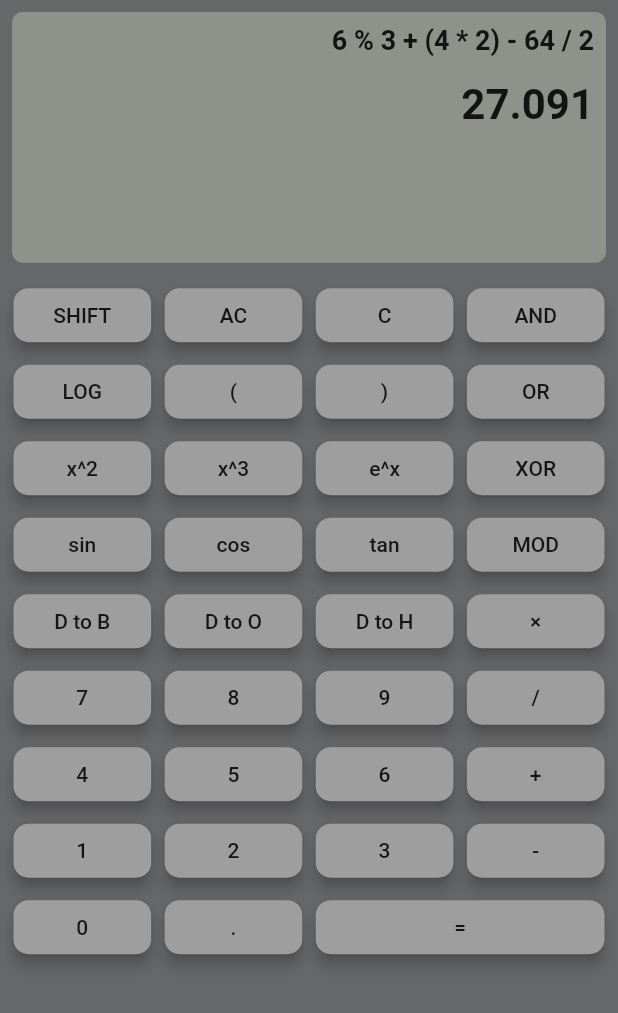
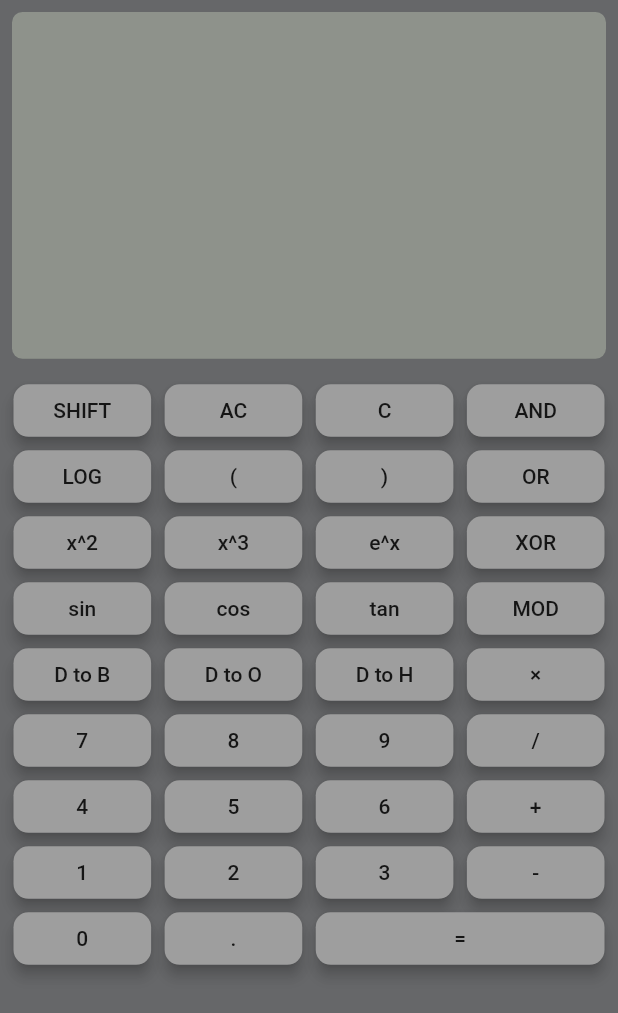
Before and after one commit to uditswaroopa/bluebirds, a Flutter app: the screen it shows after launch, on a phone screen of 412 x 824 dp. Shown: the top 1013 px of the screen. Run offline on Flutter 3.47's test engine with Material 2 defaults, Android fonts, the phone set to English and light mode, and no system bars; Roboto replaces fonts that are missing (digital).

Commit message:
12th of September,2020

```diff
--- a/lib/button.dart
+++ b/lib/button.dart
@@ -1,8 +1,9 @@
 import 'package:flutter/material.dart';
 
 class Button extends StatelessWidget {
-  final String s; // s = '='
-  Button(this.s);
+  final String s;
+  final Function function;
+  Button(this.s,this.function);
 
 //width = 740 - 16 = 624/4 = 131
   @override
@@ -11,9 +12,12 @@ class Button extends StatelessWidget {
     return Center(
       child: Container(
           width: s == '=' ? breadth * 2 + 9 : breadth,
-          margin: EdgeInsets.fromLTRB(9, 3, 0, 0),
+          height: 35,
+          margin: EdgeInsets.fromLTRB(9, 9, 0, 0),
           child: RaisedButton(
-            onPressed: () {},
+            onPressed: () {
+              function(s);
+            },
             shape: RoundedRectangleBorder(
                 borderRadius: BorderRadius.circular(10.0),
             ),
--- a/lib/buttons.dart
+++ b/lib/buttons.dart
@@ -6,17 +6,17 @@ class Buttons extends StatelessWidget {
   final String b2;
   final String b3;
   final String b4;
-
-  Buttons({this.b1,this.b2,this.b3,this.b4});
+  final Function func;
+  Buttons({this.b1,this.b2,this.b3,this.b4,this.func});
 
   @override
   Widget build(BuildContext context) {
     return Row(
       children: <Widget>[
-        Button(b1),
-        Button(b2),
-        Button(b3),
-        Button(b4),
+        Button(b1,func),
+        Button(b2,func),
+        Button(b3,func),
+        Button(b4,func),
       ],
     );
   }
--- a/lib/display.dart
+++ b/lib/display.dart
@@ -1,11 +1,16 @@
+import 'package:bluebirds/model.dart';
 import 'package:flutter/material.dart';
 
 class LCD extends StatefulWidget {
+  final Model object;
+  LCD(this.object);
   @override
-  _LCDState createState() => _LCDState();
+  _LCDState createState() => _LCDState(object);
 }
 
 class _LCDState extends State<LCD> {
+  Model object;
+  _LCDState(this.object);
   @override
   Widget build(BuildContext context) {
     return SafeArea(
@@ -20,7 +25,7 @@ class _LCDState extends State<LCD> {
             Padding(
               padding: const EdgeInsets.all(8.0),
               child: Text(
-                '6 % 3 + (4 * 2) - 64 / 2',
+                object.history,
                 style: TextStyle(
                     fontFamily: 'digital',
                     fontSize: 18,
@@ -30,7 +35,7 @@ class _LCDState extends State<LCD> {
             Padding(
               padding: const EdgeInsets.fromLTRB(3, 8, 8, 3),
               child: Text(
-                '27.091',
+                object.expression,
                 style: TextStyle(
                     fontFamily: 'digital',
                     fontSize: 28,
--- /dev/null
+++ b/lib/model.dart
@@ -0,0 +1,9 @@
+class Model{
+  String expression;
+  String history;
+
+  Model(this.expression,this.history);
+
+
+
+}
--- a/lib/wrapper.dart
+++ b/lib/wrapper.dart
@@ -1,37 +1,111 @@
 import 'package:bluebirds/button.dart';
 import 'package:bluebirds/buttons.dart';
 import 'package:bluebirds/display.dart';
+import 'package:bluebirds/model.dart';
 import 'package:flutter/material.dart';
 
-class CalcApp extends StatelessWidget {
+class CalcApp extends StatefulWidget {
+  @override
+  _CalcAppState createState() => _CalcAppState();
+}
+
+class _CalcAppState extends State<CalcApp> {
+  Model object = new Model('', '');
+
+  tap(String x) {
+    setState(() {
+      object.expression += x;
+    });
+  }
+
+  allclear(String x) {
+    setState(() {
+      object.expression = '';
+      object.history = '';
+    });
+  }
+
   @override
   Widget build(BuildContext context) {
     return Scaffold(
       backgroundColor: Color(0xAF202125),
       body: Column(
         children: <Widget>[
-          Expanded(flex: 2, child: LCD(),),
+          Expanded(
+            flex: 3,
+            child: LCD(object),
+          ),
           Expanded(
             flex: 7,
             child: Column(
               children: <Widget>[
-                  Buttons(b1: 'SHIFT', b2: 'AC', b3: 'C', b4: 'AND'),
-                  Buttons(b1: 'LOG', b2: '(', b3: ')', b4: 'OR'),
-                  Buttons(b1: 'x^2', b2: 'x^3', b3: 'e^x', b4: 'XOR'),
-                  Buttons(b1: 'sin', b2: 'cos', b3: 'tan', b4: 'MOD'),
-                  Buttons(b1: 'D to B', b2: 'D to O', b3: 'D to H', b4: '×'),
-                  Buttons(b1: '7', b2: '8', b3: '9', b4: '/'),
-                  Buttons(b1: '4', b2: '5', b3: '6', b4: '+'),
-                  Buttons(b1: '1', b2: '2', b3: '3', b4: '-'),
                 Row(
                   children: <Widget>[
-                      Button('0'),
-                      Button('.'),
-                      Button('='),
+                    Button('SHIFT', tap),
+                    Button('AC', allclear),
+                    Button('C', tap),
+                    Button('AND', tap),
+                  ],
+                ),
+                Buttons(
+                  b1: 'LOG',
+                  b2: '(',
+                  b3: ')',
+                  b4: 'OR',
+                  func: tap,
+                ),
+                Buttons(
+                  b1: 'x^2',
+                  b2: 'x^3',
+                  b3: 'e^x',
+                  b4: 'XOR',
+                  func: tap,
+                ),
+                Buttons(
+                  b1: 'sin',
+                  b2: 'cos',
+                  b3: 'tan',
+                  b4: 'MOD',
+                  func: tap,
+                ),
+                Buttons(
+                  b1: 'D to B',
+                  b2: 'D to O',
+                  b3: 'D to H',
+                  b4: '×',
+                  func: tap,
+                ),
+                Buttons(
+                  b1: '7',
+                  b2: '8',
+                  b3: '9',
+                  b4: '/',
+                  func: tap,
+                ),
+                Buttons(
+                  b1: '4',
+                  b2: '5',
+                  b3: '6',
+                  b4: '+',
+                  func: tap,
+                ),
+                Buttons(
+                  b1: '1',
+                  b2: '2',
+                  b3: '3',
+                  b4: '-',
+                  func: tap,
+                ),
+                Row(
+                  children: <Widget>[
+                    Button('0', tap),
+                    Button('.', tap),
+                    Button('=', tap),
                   ],
                 )
               ],
-              ),),
+            ),
+          ),
         ],
       ),
     );
```
Also changed, not shown: 1 other file. Lines whose indentation alone changed are shown as unchanged.
